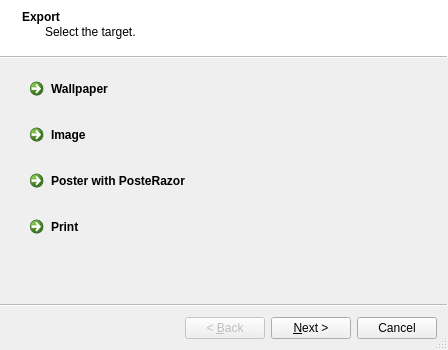
Before: the Qt Designer form ExportWizard.ui in enricoros/fotowall, drawn with Qt 5.
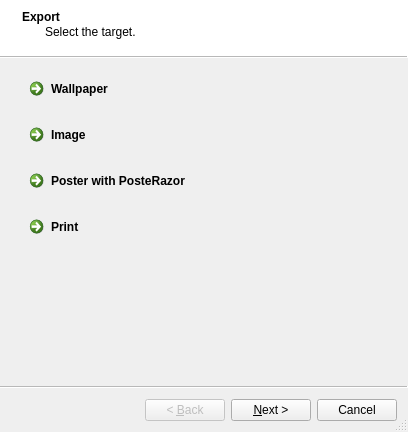
After: the same form once the commit is applied.

```diff
--- a/ExportWizard.ui
+++ b/ExportWizard.ui
@@ -6,8 +6,8 @@
    <rect>
     <x>0</x>
     <y>0</y>
-    <width>448</width>
-    <height>350</height>
+    <width>408</width>
+    <height>432</height>
    </rect>
   </property>
   <property name="windowTitle">
```
Left out of the diff: 151 changed lines with no effect on the pictures.
